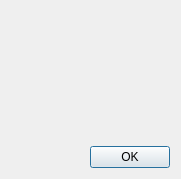
The window that src/gui/forms/zestaboutdialog.ui (deufrai/Qrest) describes before a commit, drawn with Qt 5.
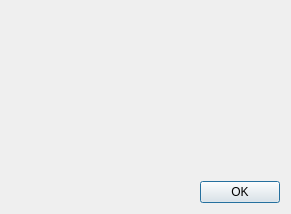
The same window after the commit. Icons and pictures are not drawn.

Commit message: First attempt at setting windows bianry file icon

What changed in the file:
```diff
--- a/src/gui/forms/zestaboutdialog.ui
+++ b/src/gui/forms/zestaboutdialog.ui
@@ -8,8 +8,8 @@
    <rect>
     <x>0</x>
     <y>0</y>
-    <width>181</width>
-    <height>179</height>
+    <width>291</width>
+    <height>214</height>
    </rect>
   </property>
   <property name="windowTitle" >
@@ -17,6 +17,19 @@
   </property>
   <layout class="QGridLayout" name="gridLayout_2" >
    <item row="0" column="0" >
+    <widget class="QLabel" name="imgLabel" >
+     <property name="text" >
+      <string/>
+     </property>
+     <property name="pixmap" >
+      <pixmap resource="../../../resources/pixmaps.qrc" >:/icons/pix/zesticon.png</pixmap>
+     </property>
+     <property name="alignment" >
+      <set>Qt::AlignCenter</set>
+     </property>
+    </widget>
+   </item>
+   <item row="1" column="0" >
     <widget class="QLabel" name="aboutLabel" >
      <property name="frameShape" >
       <enum>QFrame::NoFrame</enum>
@@ -32,7 +45,7 @@
      </property>
     </widget>
    </item>
-   <item row="1" column="0" >
+   <item row="2" column="0" >
     <layout class="QGridLayout" name="gridLayout" >
      <item row="0" column="0" >
       <spacer name="horizontalSpacer" >
```
Left out of the diff: 4 changed lines with no effect on the pictures. The commit also changes 2 other files.
